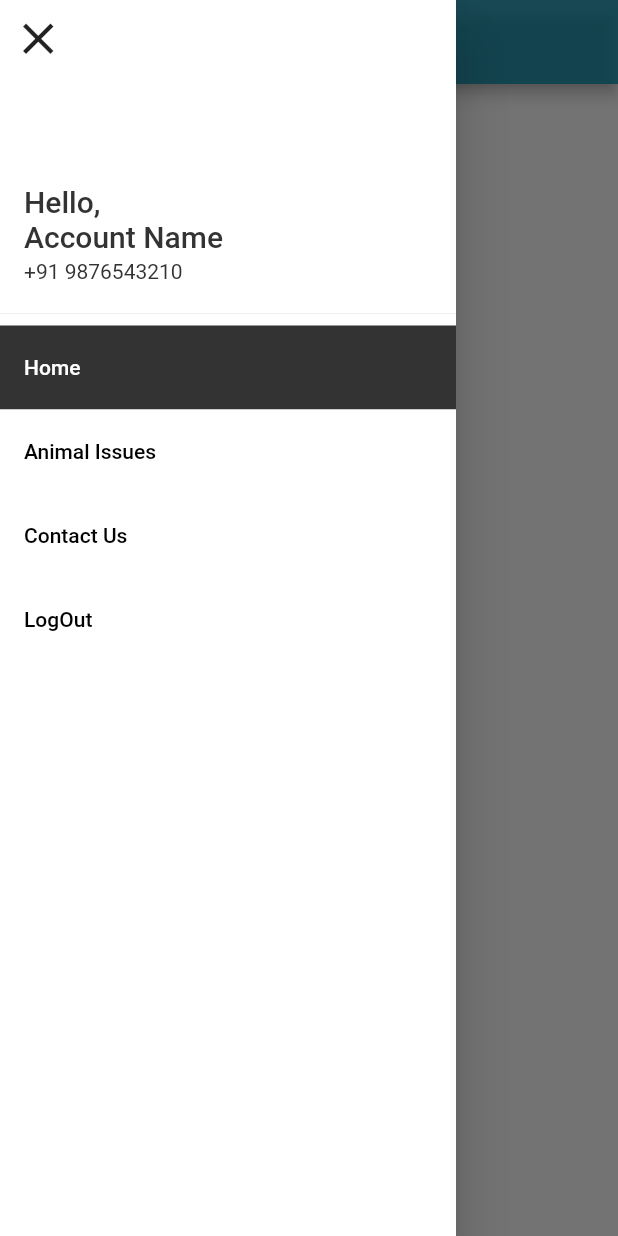
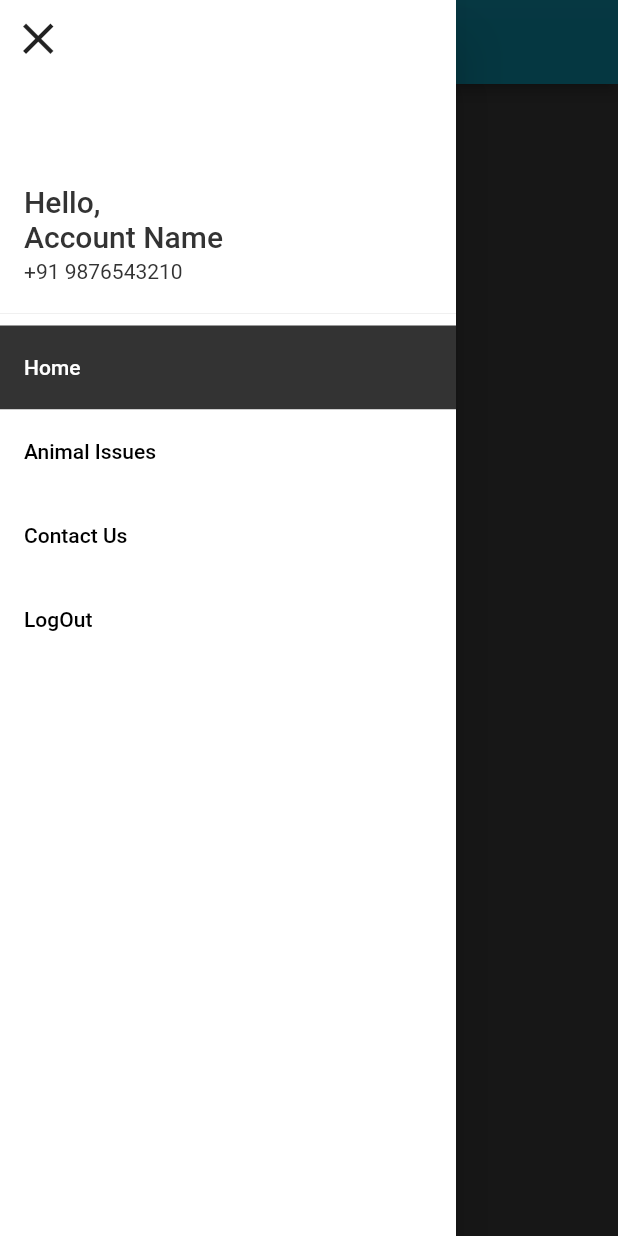
Before and after one commit to Ken2ky/HMS, a Flutter app: the ContactUs screen opened directly, with the side drawer open, on a phone screen of 412 x 824 dp. Run offline on Flutter 3.47's test engine with Material 2 defaults, Android fonts, the phone set to English and light mode, and no system bars.

Commit message:
smooth flow

```diff
--- a/lib/contactus.dart
+++ b/lib/contactus.dart
@@ -13,6 +13,12 @@ class ContactUs extends StatelessWidget {
         centerTitle: true,
         backgroundColor: const Color.fromRGBO(4, 139, 168, 0.8),
       ),
+      backgroundColor: Color.fromRGBO(51, 51, 51, 1),
+      body: Column(
+        children: [
+          Card()
+        ],
+      ),
     );
   }
 }
--- a/lib/details.dart
+++ b/lib/details.dart
@@ -21,6 +21,7 @@ class _DetailsState extends State<Details> {
     final h = size.height;
     final fullNameField = TextFormField(
       autofocus: false,
+      style: TextStyle(color: Colors.white),
       textInputAction: TextInputAction.next,
       onSaved: (value) {
         name.text = value!;
@@ -43,6 +44,7 @@ class _DetailsState extends State<Details> {
     );
     final mobileField = TextFormField(
       autofocus: false,
+      style: TextStyle(color: Colors.white),
       textInputAction: TextInputAction.next,
       keyboardType: TextInputType.phone,
       decoration: InputDecoration(
@@ -66,6 +68,7 @@ class _DetailsState extends State<Details> {
       },
     );
     final title = DropdownButtonFormField<String>(
+      dropdownColor: const Color.fromRGBO(51, 51, 51, 0.9),
       items: <String>[
         'Budh',
         'Gandhi',
@@ -82,7 +85,7 @@ class _DetailsState extends State<Details> {
       ].map((String value) {
         return DropdownMenuItem<String>(
           value: value,
-          child: Text(value),
+          child: Text(value,style: TextStyle(color: Colors.white),),
         );
       }).toList(),
       onChanged: (_) {},
--- a/lib/navbar.dart
+++ b/lib/navbar.dart
@@ -4,7 +4,7 @@ import 'package:deadend/home.dart';
 import 'package:deadend/login.dart';
 import 'package:deadend/settings.dart';
 import 'package:flutter/material.dart';
-int current=0;
+int curr=0;
 class NavBar extends StatefulWidget {
   const NavBar({super.key});
   @override
@@ -28,43 +28,43 @@ class _NavBarState extends State<NavBar> {
               ),
 
           ListTile(
-            title: Text("Home",style: TextStyle(color: current==0?Colors.white:Colors.black)),
-            tileColor: current==0?Color.fromRGBO(51, 51, 51, 1):Colors.white,
+            title: Text("Home",style: TextStyle(color: curr==0?Colors.white:Colors.black)),
+            tileColor: curr==0?Color.fromRGBO(51, 51, 51, 1):Colors.white,
             onTap: () {
               Navigator.push(context, MaterialPageRoute(builder: (context) =>const Home()));
               setState(() {
-                current=0;
+                curr=0;
               });
             },
 
           ),
           ListTile(
-            title: Text("Animal Issues",style: TextStyle(color: current==1?Colors.white:Colors.black)),
-            tileColor: current==1?Color.fromRGBO(51, 51, 51, 1):Colors.white,
+            title: Text("Animal Issues",style: TextStyle(color: curr==1?Colors.white:Colors.black)),
+            tileColor: curr==1?Color.fromRGBO(51, 51, 51, 1):Colors.white,
             onTap: () {
               Navigator.push(context, MaterialPageRoute(builder: (context) =>const AnimalIssues()));
               setState(() {
-                current=1;
+                curr=1;
               });
             },
           ),
           ListTile(
-            title: Text("Contact Us",style: TextStyle(color: current==2?Colors.white:Colors.black)),
-            tileColor: current==2?Color.fromRGBO(51, 51, 51, 1):Colors.white,
+            title: Text("Contact Us",style: TextStyle(color: curr==2?Colors.white:Colors.black)),
+            tileColor: curr==2?Color.fromRGBO(51, 51, 51, 1):Colors.white,
             onTap: () {
               Navigator.push(context, MaterialPageRoute(builder: (context) =>const ContactUs()));
               setState(() {
-                current=2;
+                curr=2;
               });
             },
           ),
           ListTile(
-            title: Text("LogOut",style: TextStyle(color: current==3?Colors.white:Colors.black)),
-            tileColor: current==3?Color.fromRGBO(51, 51, 51, 1):Colors.white,
+            title: Text("LogOut",style: TextStyle(color: curr==3?Colors.white:Colors.black)),
+            tileColor: curr==3?Color.fromRGBO(51, 51, 51, 1):Colors.white,
             onTap: () {
               Navigator.push(context, MaterialPageRoute(builder: (context) =>const Login()));
               setState(() {
-                current=3;
+                curr=3;
               });
             },
           ),
--- a/pubspec.yaml
+++ b/pubspec.yaml
@@ -30,6 +30,7 @@ environment:
 dependencies:
   flutter:
     sdk: flutter
+  provider: ^6.0.5
   # The following adds the Cupertino Icons font to your application.
   # Use with the CupertinoIcons class for iOS style icons.
   cupertino_icons: ^1.0.2
```
Also changed, not shown: lib/animalissues.dart (+31 -7 lines), lib/complaint.dart (+5 -3 lines), lib/home.dart (+59 -18 lines), pubspec.lock.
